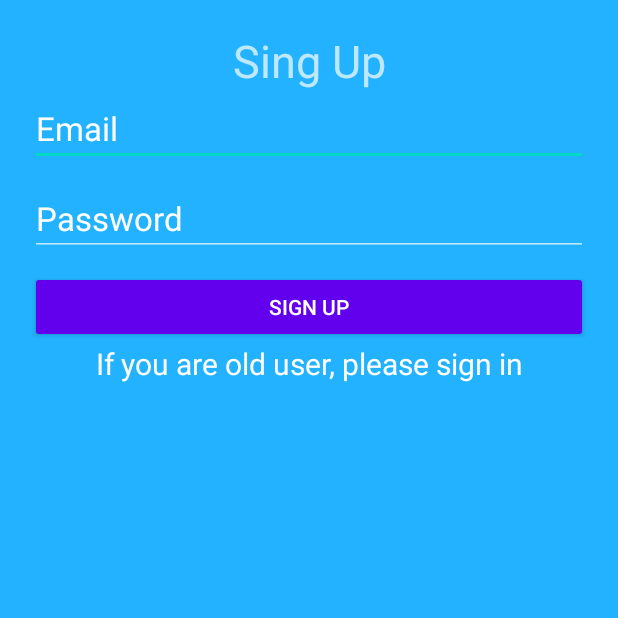
After one commit to ab-atiq/ZeroToHeroInAndroid, an Android app: the SignUpActivity screen opened directly, with no data from a screen before it, on a phone screen of 412 x 824 dp, the top half of it. The commit adds this screen. Run offline under Robolectric (Android 15) with nearby library versions, the phone set to English and light mode, and no system bars.

Commit message:
authentication

```diff
--- /dev/null
+++ b/app/src/main/java/com/atiq/zerotoheroinandroid/SignUpActivity.java
@@ -0,0 +1,82 @@
+package com.atiq.zerotoheroinandroid;
+
+import androidx.appcompat.app.AppCompatActivity;
+
+import android.annotation.SuppressLint;
+import android.content.Intent;
+import android.os.Bundle;
+import android.view.View;
+import android.widget.Button;
+import android.widget.EditText;
+import android.widget.ProgressBar;
+import android.widget.TextView;
+
+public class SignUpActivity extends AppCompatActivity implements View.OnClickListener {
+    private EditText signUpEmail, signUpPassword;
+    private TextView signInTextView;
+    private Button signUpButton;
+    private ProgressBar signUpProgressbar;
+
+    @SuppressLint("MissingInflatedId")
+    @Override
+    protected void onCreate(Bundle savedInstanceState) {
+        super.onCreate(savedInstanceState);
+        setContentView(R.layout.activity_sign_up);
+        this.setTitle("Sign Up Page");
+
+        signUpEmail = findViewById(R.id.signUpEmailEditText);
+        signUpPassword = findViewById(R.id.signUpPasswordEditText);
+        signUpButton = findViewById(R.id.signUpButton);
+        signInTextView = findViewById(R.id.signInTextView);
+        signUpProgressbar = findViewById(R.id.signUpProgressBar);
+
+        signUpButton.setOnClickListener(this);
+        signInTextView.setOnClickListener(this);
+    }
+
+    @Override
+    public void onClick(View v) {
+        switch (v.getId()){
+            case R.id.signUpButton:
+                userRegister();
+                break;
+            case R.id.signInTextView:
+                startActivity(new Intent(getApplicationContext(), FirebaseAuthentication.class));
+                break;
+        }
+    }
+
+    private void userRegister() {
+        String email,password;
+        email=signUpEmail.getText().toString();
+        password=signUpPassword.getText().toString();
+        //checking the validity of the email
+        if(email.isEmpty())
+        {
+            signUpEmail.setError("Enter an email address");
+            signUpEmail.requestFocus(); // cursor will go this text field
+            return;
+        }
+        // if email address is not match with by default created android app rule
+        if(!android.util.Patterns.EMAIL_ADDRESS.matcher(email).matches())
+        {
+            signUpEmail.setError("Enter a valid email address");
+            signUpEmail.requestFocus(); // cursor will go this text field
+            return;
+        }
+        //checking the validity of the password
+        if(password.isEmpty())
+        {
+            signUpPassword.setError("Enter a password");
+            signUpPassword.requestFocus();
+            return;
+        }
+        if(password.length()<8)
+        {
+            signUpPassword.setError("Minimum length of the password be 8");
+            signUpPassword.requestFocus();
+            return;
+        }
+
+    }
+}
--- a/app/src/main/res/layout/activity_main.xml
+++ b/app/src/main/res/layout/activity_main.xml
@@ -121,6 +121,11 @@
                 android:layout_width="match_parent"
                 android:layout_height="wrap_content"
                 android:text="Alert Dialog"/>
+            <Button
+                android:id="@+id/firebaseAuthentication"
+                android:layout_width="match_parent"
+                android:layout_height="wrap_content"
+                android:text="Firebase Authentication"/>
 
         </LinearLayout>
     </ScrollView>
--- /dev/null
+++ b/app/src/main/res/layout/activity_sign_up.xml
@@ -0,0 +1,68 @@
+<?xml version="1.0" encoding="utf-8"?>
+<LinearLayout xmlns:android="http://schemas.android.com/apk/res/android"
+    xmlns:app="http://schemas.android.com/apk/res-auto"
+    xmlns:tools="http://schemas.android.com/tools"
+    android:layout_width="match_parent"
+    android:layout_height="match_parent"
+    tools:context=".SignUpActivity"
+    android:orientation="vertical"
+    android:padding="20dp"
+    android:background="#22b2ff">
+
+    <TextView
+        android:layout_width="match_parent"
+        android:layout_height="wrap_content"
+        android:text="Sing Up"
+        android:gravity="center"
+        android:textSize="30dp"
+        />
+    <EditText
+        android:id="@+id/signUpEmailEditText"
+        android:layout_width="match_parent"
+        android:layout_height="wrap_content"
+        android:inputType="textEmailAddress"
+        android:textAppearance="@style/Base.TextAppearance.AppCompat.Large"
+        android:hint="Email"
+        android:textColor="#ffffff"
+        android:textColorHint="#ffffff"
+        />
+    <EditText
+        android:id="@+id/signUpPasswordEditText"
+        android:layout_width="match_parent"
+        android:layout_height="wrap_content"
+        android:inputType="textPassword"
+        android:layout_marginTop="10dp"
+        android:textAppearance="@style/Base.TextAppearance.AppCompat.Large"
+        android:hint="Password"
+        android:textColor="#ffffff"
+        android:textColorHint="#ffffff"
+        />
+    <Button
+        android:id="@+id/signUpButton"
+        android:layout_width="match_parent"
+        android:layout_height="wrap_content"
+        android:text="Sign Up"
+        android:layout_marginTop="10dp"
+        style="@style/Base.Widget.AppCompat.Button.Colored"
+        />
+    <!--        // Are you registered? Sign In-->
+    <TextView
+        android:id="@+id/signInTextView"
+        android:textAppearance="@style/Base.TextAppearance.AppCompat.Medium"
+        android:layout_width="match_parent"
+        android:layout_height="wrap_content"
+        android:text="If you are old user, please sign in"
+        android:textSize="20dp"
+        android:gravity="center"
+        android:textColor="#ffffff"
+        android:cursorVisible="true"
+        >
+    </TextView>
+    <ProgressBar
+        android:id="@+id/signUpProgressBar"
+        android:layout_width="match_parent"
+        android:layout_height="wrap_content"
+        android:visibility="gone"
+        android:layout_gravity="center"
+        />
+</LinearLayout>
```
Also changed, not shown: app/src/main/AndroidManifest.xml (+39 -25 lines), app/src/main/java/com/atiq/zerotoheroinandroid/FirebaseAuthentication.java (added, +81 -0 lines), app/src/main/java/com/atiq/zerotoheroinandroid/MainActivity.java (+12 -1 lines), app/src/main/res/layout/activity_firebase_authentication.xml (added, +70 -0 lines).
